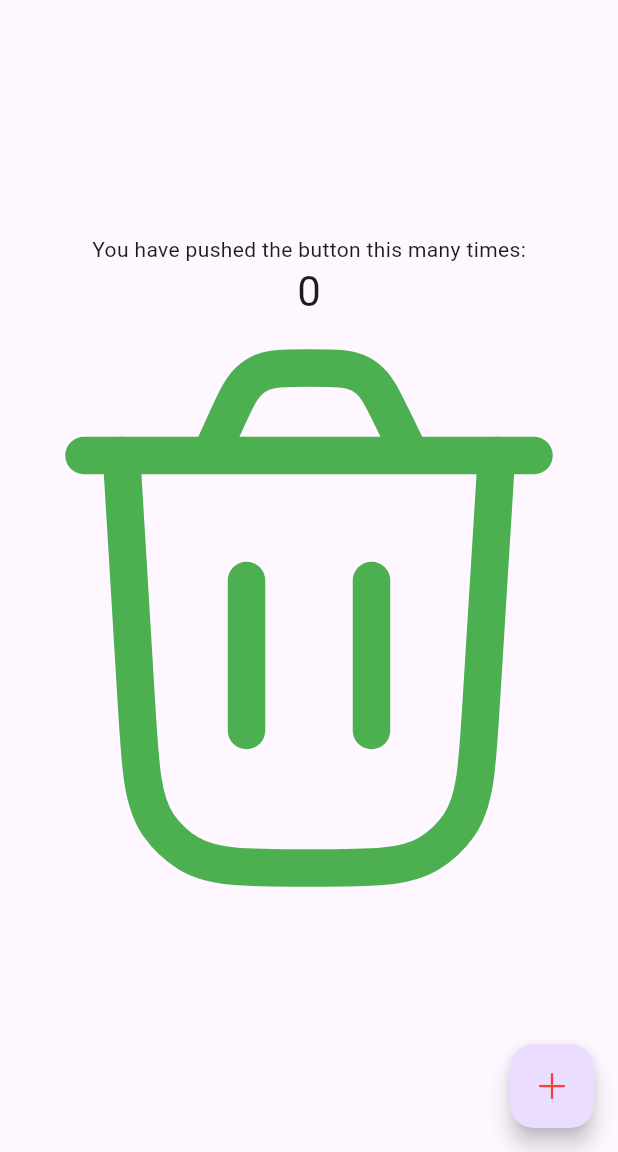
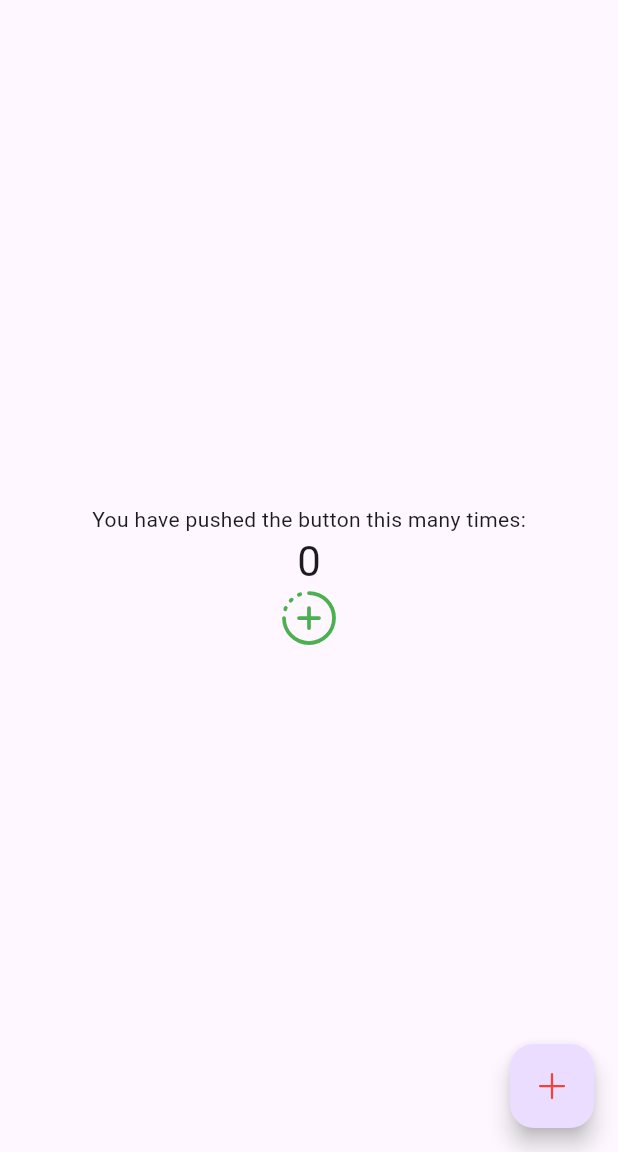
Before and after one commit to richprince23/huge_icons_flutter, a Flutter app: the screen it shows after launch, on a phone screen of 412 x 824 dp, the part 84-1236 px from its top. Run offline on Flutter 3.47's test engine with Material 3 defaults, Android fonts, the phone set to English and light mode, and no system bars; our stand-ins replace flutter_svg.

Commit message:
testing example

```diff
--- a/example/lib/main.dart
+++ b/example/lib/main.dart
@@ -115,9 +115,9 @@ class _MyHomePageState extends State<MyHomePage> {
               style: Theme.of(context).textTheme.headlineMedium,
             ),
             HugeIcon(
-              HugeIcons.delete2,
+              HugeIcons.add_circle_half_dot,
               color: Colors.green,
-              size: 400,
+              size: 40,
             )
           ],
         ),
```
